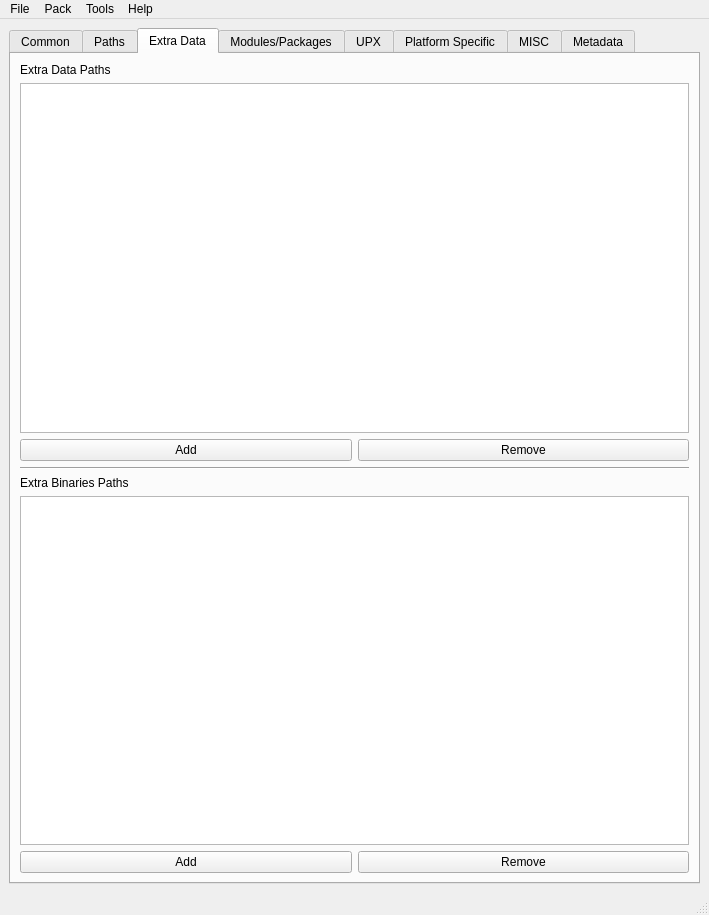
The window that ui/design/main.ui (zimolab/PyInstallerGUI) describes before a commit, drawn with Qt 5.
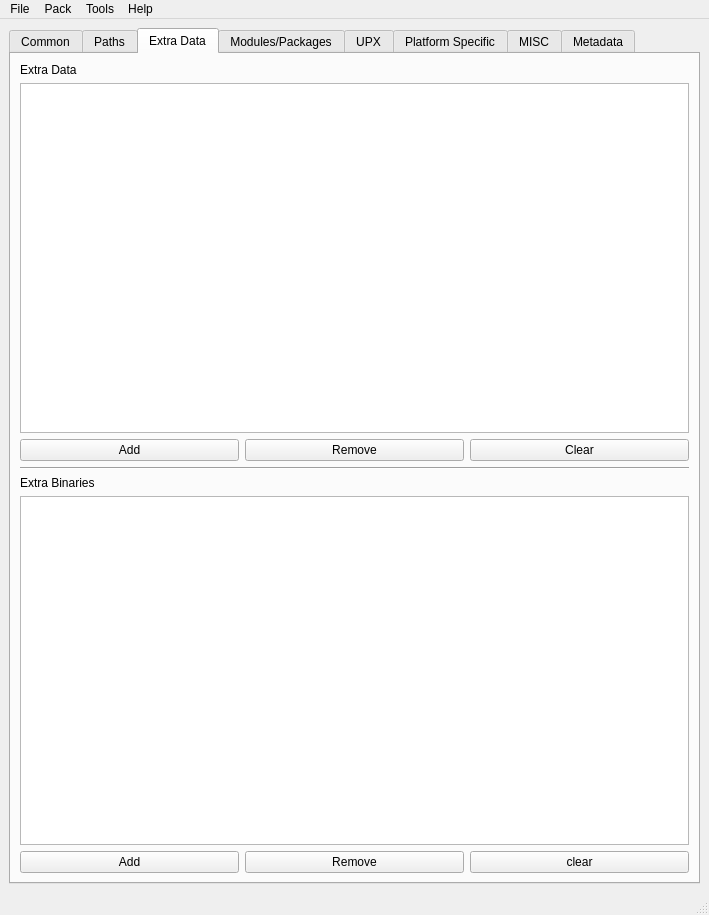
The same window after the commit. The open tabs and pages were chosen to show the change. Custom widgets are drawn as their Qt base class.

Patch:
```diff
--- a/ui/design/main.ui
+++ b/ui/design/main.ui
@@ -464,7 +464,7 @@
         <item>
          <widget class="QLabel" name="extraDataLabel">
           <property name="text">
-           <string>Extra Data Paths</string>
+           <string>Extra Data</string>
           </property>
          </widget>
         </item>
@@ -489,6 +489,13 @@
               </property>
              </widget>
             </item>
+            <item>
+             <widget class="QPushButton" name="clearExtraData">
+              <property name="text">
+               <string>Clear</string>
+              </property>
+             </widget>
+            </item>
            </layout>
           </item>
          </layout>
@@ -503,7 +510,7 @@
         <item>
          <widget class="QLabel" name="extraBinariesLabel">
           <property name="text">
-           <string>Extra Binaries Paths</string>
+           <string>Extra Binaries</string>
           </property>
          </widget>
         </item>
@@ -528,6 +535,13 @@
               </property>
              </widget>
             </item>
+            <item>
+             <widget class="QPushButton" name="clearExtraBinariesButton">
+              <property name="text">
+               <string>clear</string>
+              </property>
+             </widget>
+            </item>
            </layout>
           </item>
          </layout>
```
Left out of the diff: 17 changed lines with no effect on the pictures.
